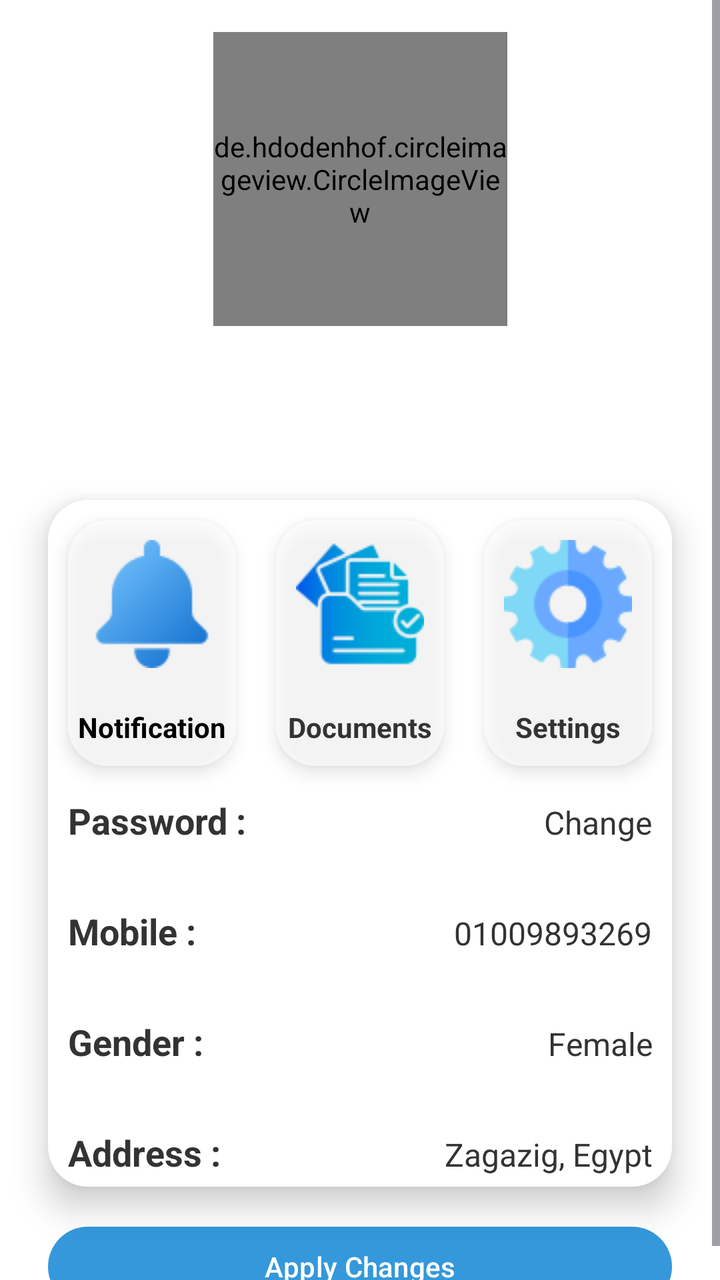
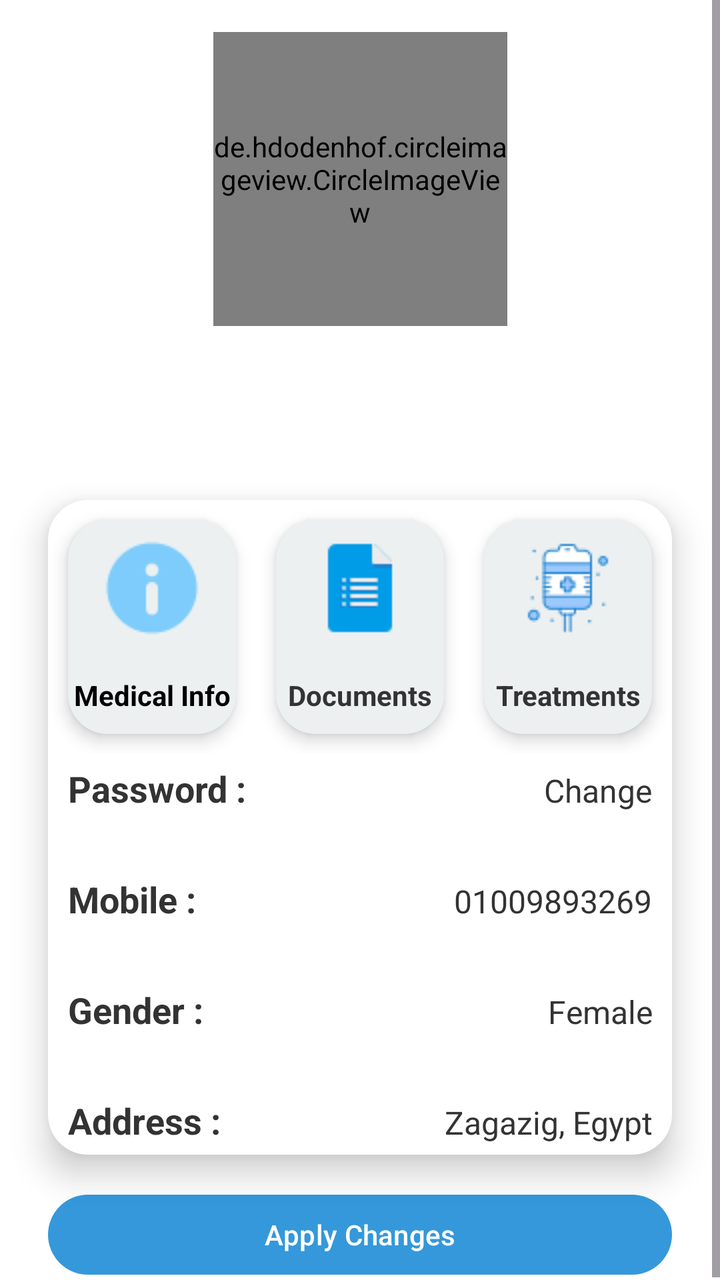

The first picture is an Android layout as it rendered before a commit; the second is the same layout after the commit. The layout source and the unified diff follow.
<!-- AndroidManifest.xml: application theme Theme.MSApplication -->
<!-- res/layout/activity_profile.xml -->
<?xml version="1.0" encoding="utf-8"?>
<ScrollView
    xmlns:android="http://schemas.android.com/apk/res/android"
    xmlns:app="http://schemas.android.com/apk/res-auto"
    xmlns:tools="http://schemas.android.com/tools"
    android:layout_width="match_parent"
    android:layout_height="match_parent"
    tools:context=".ProfileActivity">

    <androidx.constraintlayout.widget.ConstraintLayout
        android:layout_width="match_parent"
        android:layout_height="wrap_content">

        <ImageView
            android:id="@+id/top_background_img"
            android:layout_width="match_parent"
            android:layout_height="280dp"
            android:foreground="@drawable/top_background"
            app:layout_constraintEnd_toEndOf="parent"
            app:layout_constraintStart_toStartOf="parent"
            app:layout_constraintTop_toTopOf="parent"/>

        <de.hdodenhof.circleimageview.CircleImageView
            android:id="@+id/profile_img"
            android:layout_width="147dp"
            android:layout_height="147dp"
            android:layout_marginTop="16dp"
            android:src="@drawable/mprofile"
            app:civ_border_overlay="true"
            app:civ_border_width="2dp"
            app:layout_constraintEnd_toEndOf="parent"
            app:layout_constraintStart_toStartOf="parent"
            app:layout_constraintTop_toTopOf="parent"
            app:layout_constraintBottom_toTopOf="@id/name_tv"/>

        <TextView
            android:id="@+id/name_tv"
            android:layout_width="match_parent"
            android:layout_height="wrap_content"
            android:textSize="24sp"
            android:textStyle="bold"
            android:layout_marginTop="8dp"
            android:layout_marginBottom="8dp"
            app:layout_constraintEnd_toEndOf="parent"
            app:layout_constraintStart_toStartOf="parent"
            app:layout_constraintTop_toBottomOf="@id/profile_img"
            android:gravity="center"/>

        <TextView
            android:id="@+id/email_tv"
            android:layout_width="match_parent"
            android:layout_height="wrap_content"
            android:textSize="18sp"
            android:textStyle="bold"
            android:layout_marginTop="8dp"
            app:layout_constraintEnd_toEndOf="parent"
            app:layout_constraintStart_toStartOf="parent"
            app:layout_constraintTop_toBottomOf="@id/name_tv"
            android:gravity="center"/>

        <LinearLayout
            android:id="@+id/linearLayout"
            android:layout_width="match_parent"
            android:layout_height="wrap_content"
            android:layout_marginStart="24dp"
            android:layout_marginTop="250dp"
            android:layout_marginEnd="24dp"
            android:background="@drawable/background_white"
            android:elevation="10dp"
            android:orientation="vertical"
            app:layout_constraintEnd_toEndOf="parent"
            app:layout_constraintStart_toStartOf="parent"
            app:layout_constraintTop_toTopOf="parent">

            <LinearLayout
                android:layout_width="match_parent"
                android:layout_height="wrap_content"
                android:orientation="horizontal">

                <LinearLayout
                    android:id="@+id/notification_card"
                    android:layout_width="wrap_content"
                    android:layout_height="wrap_content"
                    android:layout_margin="10dp"
                    android:layout_weight="1"
                    android:background="@drawable/background_grey"
                    android:elevation="5dp"
                    android:orientation="vertical">

                    <ImageView
                        android:layout_width="wrap_content"
                        android:layout_height="wrap_content"
                        android:layout_gravity="center"
                        android:layout_margin="10dp"
                        android:src="@drawable/notification"/>

                    <TextView
                        android:layout_width="match_parent"
                        android:layout_height="wrap_content"
                        android:layout_marginTop="10dp"
                        android:layout_marginBottom="10dp"
                        android:text="@string/notification"
                        android:textAlignment="center"
                        android:textColor="@color/black"
                        android:textStyle="bold" />

                </LinearLayout>

                <LinearLayout
                    android:id="@+id/documents_card"
                    android:layout_width="wrap_content"
                    android:layout_height="wrap_content"
                    android:layout_margin="10dp"
                    android:layout_weight="1"
                    android:background="@drawable/background_grey"
                    android:elevation="5dp"
                    android:orientation="vertical">

                    <ImageView
                        android:layout_width="wrap_content"
                        android:layout_height="wrap_content"
                        android:layout_gravity="center"
                        android:layout_margin="10dp"
                        android:src="@drawable/documentation_icon" />

                    <TextView
                        android:layout_width="match_parent"
                        android:layout_height="wrap_content"
                        android:layout_marginTop="10dp"
                        android:layout_marginBottom="10dp"
                        android:text="Documents"
                        android:textAlignment="center"
                        android:textStyle="bold" />

                </LinearLayout>

                <LinearLayout
                    android:id="@+id/settings_card"
                    android:layout_width="wrap_content"
                    android:layout_height="wrap_content"
                    android:layout_margin="10dp"
                    android:layout_weight="1"
                    android:background="@drawable/background_grey"
                    android:elevation="5dp"
                    android:orientation="vertical">

                    <ImageView
                        android:layout_width="wrap_content"
                        android:layout_height="wrap_content"
                        android:layout_gravity="center"
                        android:layout_margin="10dp"
                        android:src="@drawable/settings" />

                    <TextView
                        android:layout_width="match_parent"
                        android:layout_height="wrap_content"
                        android:layout_marginTop="10dp"
                        android:layout_marginBottom="10dp"
                        android:text="Settings"
                        android:textAlignment="center"
                        android:textStyle="bold" />

                </LinearLayout>

            </LinearLayout>

            <LinearLayout
                android:layout_width="match_parent"
                android:layout_height="wrap_content"
                android:layout_marginStart="10dp"
                android:layout_marginTop="5dp"
                android:layout_marginEnd="10dp"
                android:layout_marginBottom="5dp"
                android:orientation="horizontal">

                <TextView
                    android:layout_width="wrap_content"
                    android:layout_height="wrap_content"
                    android:layout_weight="1"
                    android:text="Password :"
                    android:textSize="18sp"
                    android:textStyle="bold" />

                <TextView
                    android:layout_width="wrap_content"
                    android:layout_height="wrap_content"
                    android:layout_weight="1"
                    android:text="Change"
                    android:textAlignment="viewEnd"
                    android:textSize="16sp" />

            </LinearLayout>

            <androidx.appcompat.widget.AppCompatImageView
                android:layout_width="match_parent"
                android:layout_height="1dp"
                android:layout_margin="10dp"
                android:alpha="0.5" />

            <LinearLayout
                android:layout_width="match_parent"
                android:layout_height="wrap_content"
                android:layout_marginStart="10dp"
                android:layout_marginTop="5dp"
                android:layout_marginEnd="10dp"
                android:layout_marginBottom="5dp"
                android:orientation="horizontal">

                <TextView
                    android:layout_width="wrap_content"
                    android:layout_height="wrap_content"
                    android:layout_weight="1"
                    android:text="Mobile :"
                    android:textSize="18sp"
                    android:textStyle="bold" />

                <TextView
                    android:layout_width="wrap_content"
                    android:layout_height="wrap_content"
                    android:layout_weight="1"
                    android:text="01009893269"
                    android:textAlignment="viewEnd"
                    android:textSize="16sp" />

            </LinearLayout>

            <androidx.appcompat.widget.AppCompatImageView
                android:layout_width="match_parent"
                android:layout_height="1dp"
                android:layout_margin="10dp"
                android:alpha="0.5"/>

            <LinearLayout
                android:layout_width="match_parent"
                android:layout_height="wrap_content"
                android:layout_marginStart="10dp"
                android:layout_marginTop="5dp"
                android:layout_marginEnd="10dp"
                android:layout_marginBottom="5dp"
                android:orientation="horizontal">

                <TextView
                    android:layout_width="wrap_content"
                    android:layout_height="wrap_content"
                    android:layout_weight="1"
                    android:text="Gender :"
                    android:textSize="18sp"
                    android:textStyle="bold" />

                <TextView
                    android:layout_width="wrap_content"
                    android:layout_height="wrap_content"
                    android:layout_weight="1"
                    android:text="@string/female"
                    android:textAlignment="viewEnd"
                    android:textSize="16sp" />

            </LinearLayout>

            <androidx.appcompat.widget.AppCompatImageView
                android:layout_width="match_parent"
                android:layout_height="1dp"
                android:layout_margin="10dp"
                android:alpha="0.5" />

            <LinearLayout
                android:layout_width="match_parent"
                android:layout_height="wrap_content"
                android:layout_marginStart="10dp"
                android:layout_marginTop="5dp"
                android:layout_marginEnd="10dp"
                android:layout_marginBottom="5dp"
                android:orientation="horizontal">

                <TextView
                    android:layout_width="wrap_content"
                    android:layout_height="wrap_content"
                    android:layout_weight="1"
                    android:text="@string/address"
                    android:textSize="18sp"
                    android:textStyle="bold" />

                <TextView
                    android:layout_width="wrap_content"
                    android:layout_height="wrap_content"
                    android:layout_weight="1"
                    android:text="Zagazig, Egypt"
                    android:textAlignment="viewEnd"
                    android:textSize="16sp" />

            </LinearLayout>

        </LinearLayout>

        <Button
            android:layout_width="match_parent"
            android:layout_height="wrap_content"
            android:layout_marginStart="24dp"
            android:layout_marginTop="16dp"
            android:layout_marginEnd="24dp"
            app:layout_constraintEnd_toEndOf="parent"
            app:layout_constraintStart_toStartOf="parent"
            app:layout_constraintBottom_toBottomOf="parent"
            app:layout_constraintTop_toBottomOf="@+id/linearLayout"
            android:text="@string/apply_changes"/>

    </androidx.constraintlayout.widget.ConstraintLayout>

</ScrollView>
<!-- resources referenced by this layout -->
<resources>
  <color name="black">#FF000000</color>
  <!-- drawable background_grey (drawable) -->
  <?xml version="1.0" encoding="utf-8"?>
  <selector
      xmlns:android="http://schemas.android.com/apk/res/android">
  
      <item>
          <shape android:shape="rectangle">
              <solid android:color="#A9FFFFFF"/>
              <corners android:radius="20dp"/>
          </shape>
      </item>
  
  </selector>
  <!-- drawable background_white (drawable) -->
  <?xml version="1.0" encoding="utf-8"?>
  <selector
      xmlns:android="http://schemas.android.com/apk/res/android">
  
      <item>
          <shape android:shape="rectangle">
              <solid android:color="@color/white"/>
              <corners android:radius="20dp"/>
          </shape>
      </item>
  
  </selector>
  <!-- drawable documentation_icon: png bitmap (drawable, 2781 bytes) -->
  <!-- drawable mprofile: jpg bitmap (drawable, 64824 bytes) -->
  <!-- drawable notification: png bitmap (drawable, 1456 bytes) -->
  <!-- drawable settings: png bitmap (drawable, 2825 bytes) -->
  <!-- drawable top_background (drawable) -->
  <?xml version="1.0" encoding="utf-8"?>
  <selector
      xmlns:android="http://schemas.android.com/apk/res/android">
  
      <item>
          <shape android:shape="rectangle">
              <solid android:color="@color/healthLightGray"/>
              <size android:height="220dp"/>
              <corners android:bottomRightRadius="30dp" android:bottomLeftRadius="30dp"/>
  
          </shape>
      </item>
  
  </selector>
  <string name="address">Address :</string>
  <string name="apply_changes">Apply Changes</string>
  <string name="female">Female</string>
  <string name="notification">Notification</string>
  <style name="Theme.MSApplication" parent="Base.Theme.MSApplication" />
  <color name="white">#FFFFFFFF</color>
  <color name="healthLightGray">#ecf0f1</color>
  <style name="Base.Theme.MSApplication" parent="Theme.Material3.DayNight.NoActionBar">
  
  
          
          <item name="colorPrimary">@color/healthBlue</item>
  
          
          <item name="colorPrimaryDark">@color/healthDarkBlue</item>
  
          
          <item name="colorAccent">@color/healthGreen</item>
  
          
          <item name="android:windowBackground">@color/healthWhite</item>
  
          
          <item name="cardBackgroundColor">@color/healthWhite</item>
  
          
          <item name="android:textColor">@color/healthDarkGray</item>
  
      </style>
  <color name="healthBlue">#3498db</color>
  <color name="healthDarkBlue">#1f3a93</color>
  <color name="healthGreen">#2ecc71</color>
  <color name="healthWhite">#ffffff</color>
  <color name="healthDarkGray">#333333</color>
</resources>

<!-- the commit's change to res/layout/activity_profile.xml (unified diff, before → after) -->
@@ -78,7 +78,7 @@
                 android:orientation="horizontal">
 
                 <LinearLayout
-                    android:id="@+id/notification_card"
+                    android:id="@+id/my_medical_info_card"
                     android:layout_width="wrap_content"
                     android:layout_height="wrap_content"
                     android:layout_margin="10dp"
@@ -92,14 +92,14 @@
                         android:layout_height="wrap_content"
                         android:layout_gravity="center"
                         android:layout_margin="10dp"
-                        android:src="@drawable/notification"/>
+                        android:src="@drawable/info_icon"/>
 
                     <TextView
                         android:layout_width="match_parent"
                         android:layout_height="wrap_content"
                         android:layout_marginTop="10dp"
                         android:layout_marginBottom="10dp"
-                        android:text="@string/notification"
+                        android:text="@string/medical_info"
                         android:textAlignment="center"
                         android:textColor="@color/black"
                         android:textStyle="bold" />
@@ -121,21 +121,21 @@
                         android:layout_height="wrap_content"
                         android:layout_gravity="center"
                         android:layout_margin="10dp"
-                        android:src="@drawable/documentation_icon" />
+                        android:src="@drawable/document_icon" />
 
                     <TextView
                         android:layout_width="match_parent"
                         android:layout_height="wrap_content"
                         android:layout_marginTop="10dp"
                         android:layout_marginBottom="10dp"
-                        android:text="Documents"
+                        android:text="@string/documents"
                         android:textAlignment="center"
                         android:textStyle="bold" />
 
                 </LinearLayout>
 
                 <LinearLayout
-                    android:id="@+id/settings_card"
+                    android:id="@+id/treatment_card"
                     android:layout_width="wrap_content"
                     android:layout_height="wrap_content"
                     android:layout_margin="10dp"
@@ -149,14 +149,14 @@
                         android:layout_height="wrap_content"
                         android:layout_gravity="center"
                         android:layout_margin="10dp"
-                        android:src="@drawable/settings" />
+                        android:src="@drawable/treatment_icon" />
 
                     <TextView
                         android:layout_width="match_parent"
                         android:layout_height="wrap_content"
                         android:layout_marginTop="10dp"
                         android:layout_marginBottom="10dp"
-                        android:text="Settings"
+                        android:text="Treatments"
                         android:textAlignment="center"
                         android:textStyle="bold" />
 
<!-- resource entries referenced after the edit -->
@@ -8,7 +8,7 @@
   
       <item>
           <shape android:shape="rectangle">
-              <solid android:color="#A9FFFFFF"/>
+              <solid android:color="@color/healthLightGray"/>
               <corners android:radius="20dp"/>
           </shape>
       </item>
@@ -27,10 +27,9 @@
       </item>
   
   </selector>
-  <!-- drawable documentation_icon: png bitmap (drawable, 2781 bytes) -->
+  <!-- drawable document_icon: png bitmap (drawable, 403 bytes) -->
+  <!-- drawable info_icon: png bitmap (drawable, 933 bytes) -->
   <!-- drawable mprofile: jpg bitmap (drawable, 64824 bytes) -->
-  <!-- drawable notification: png bitmap (drawable, 1456 bytes) -->
-  <!-- drawable settings: png bitmap (drawable, 2825 bytes) -->
   <!-- drawable top_background (drawable) -->
   <?xml version="1.0" encoding="utf-8"?>
   <selector
@@ -46,10 +45,12 @@
       </item>
   
   </selector>
+  <!-- drawable treatment_icon: png bitmap (drawable, 1596 bytes) -->
   <string name="address">Address :</string>
   <string name="apply_changes">Apply Changes</string>
+  <string name="documents">Documents</string>
   <string name="female">Female</string>
-  <string name="notification">Notification</string>
+  <string name="medical_info">Medical Info</string>
   <style name="Theme.MSApplication" parent="Base.Theme.MSApplication" />
   <color name="white">#FFFFFFFF</color>
   <color name="healthLightGray">#ecf0f1</color>
